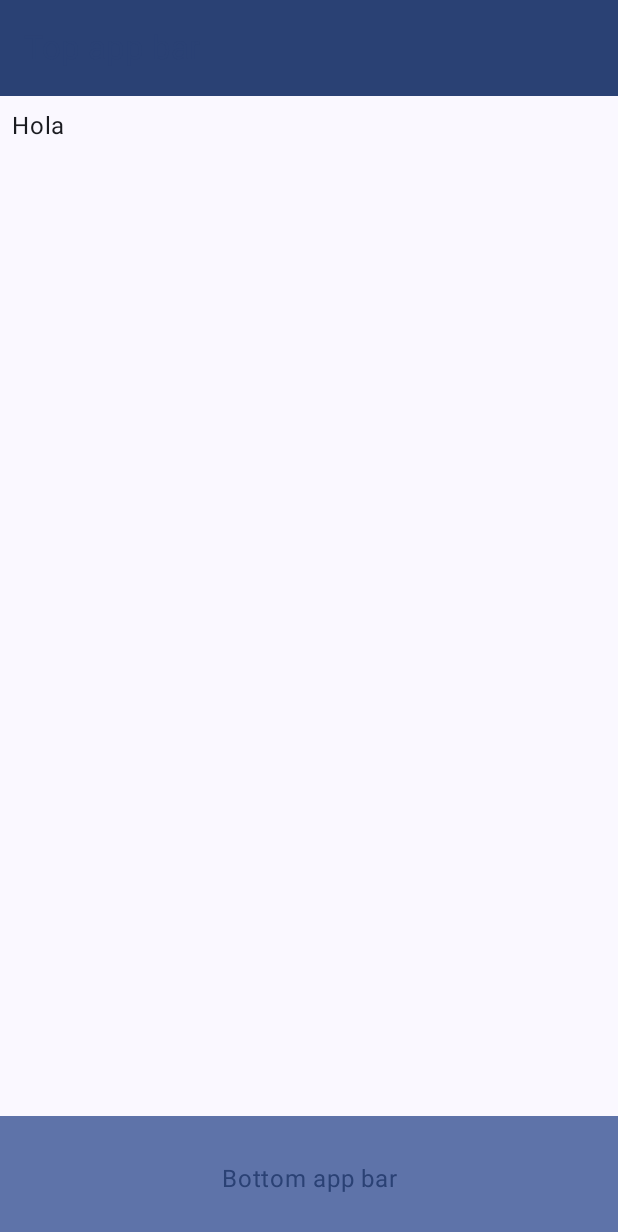
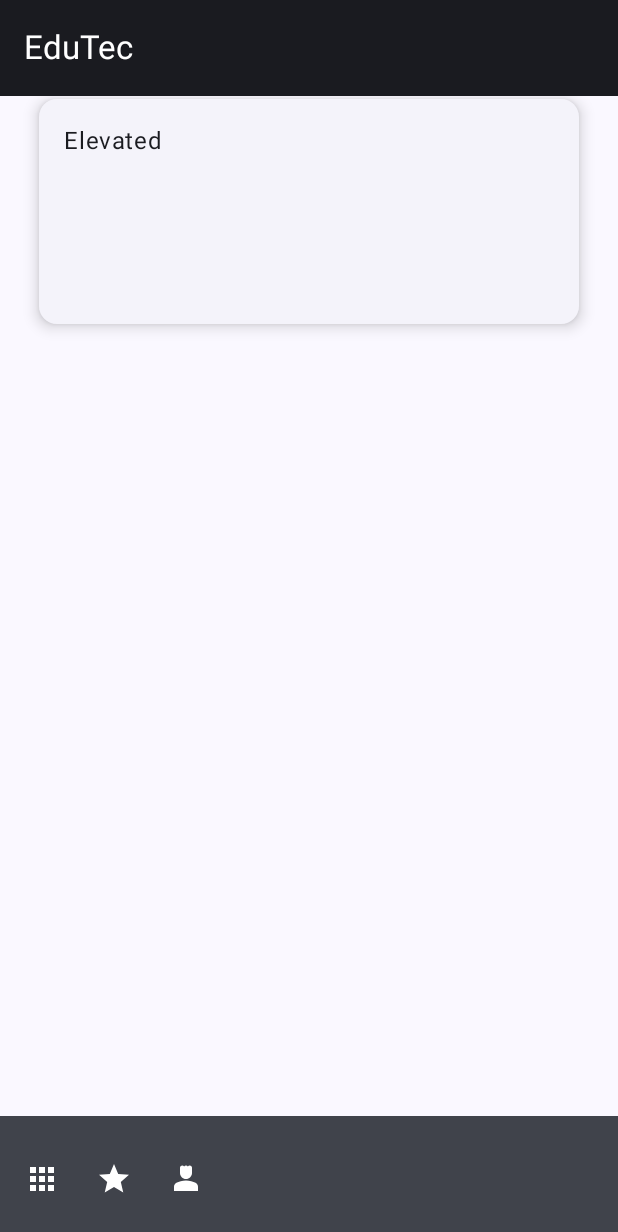
Before and after one commit to AlancitoPaladin/EduTec, an Android app built with Jetpack Compose: the StudentScreen screen opened through its navigation route, on a phone screen of 412 x 824 dp. Shown: the top 1232 px of the screen. Run offline under Robolectric (Android 15) with nearby library versions, the phone set to English and light mode, and no system bars.

Commit message:
New changes of today

```diff
--- a/app/src/main/java/com/itsm/edutec/ui/theme/Theme.kt
+++ b/app/src/main/java/com/itsm/edutec/ui/theme/Theme.kt
@@ -29,7 +29,7 @@ private val LightColorScheme = lightColorScheme(
     onSecondary = Color.White,
     onTertiary = Color.White,
     onBackground = Color(0xFF1C1B1F),
-    onSurface = Color(0xFF1C1B1F),
+    onSurface = Color(0xFFz1C1B1F),
     */
 )
 
--- a/app/src/main/java/com/itsm/edutec/ui/theme/screens/profiles/student/StudentScreen.kt
+++ b/app/src/main/java/com/itsm/edutec/ui/theme/screens/profiles/student/StudentScreen.kt
@@ -1,21 +1,28 @@
 package com.itsm.edutec.ui.theme.screens.profiles.student
 
 import androidx.compose.foundation.layout.Arrangement
+import androidx.compose.foundation.layout.Box
 import androidx.compose.foundation.layout.Column
 import androidx.compose.foundation.layout.fillMaxWidth
 import androidx.compose.foundation.layout.padding
+import androidx.compose.foundation.layout.size
+import androidx.compose.material.icons.Icons
+import androidx.compose.material.icons.filled.Apps
+import androidx.compose.material.icons.filled.Person4
+import androidx.compose.material.icons.filled.Star
 import androidx.compose.material3.BottomAppBar
+import androidx.compose.material3.CardDefaults
+import androidx.compose.material3.ElevatedCard
 import androidx.compose.material3.ExperimentalMaterial3Api
+import androidx.compose.material3.Icon
+import androidx.compose.material3.IconButton
 import androidx.compose.material3.MaterialTheme
 import androidx.compose.material3.Scaffold
 import androidx.compose.material3.Text
 import androidx.compose.material3.TopAppBar
 import androidx.compose.material3.TopAppBarDefaults.topAppBarColors
 import androidx.compose.runtime.Composable
-import androidx.compose.runtime.getValue
-import androidx.compose.runtime.mutableIntStateOf
-import androidx.compose.runtime.remember
-import androidx.compose.runtime.setValue
+import androidx.compose.ui.Alignment
 import androidx.compose.ui.Modifier
 import androidx.compose.ui.text.style.TextAlign
 import androidx.compose.ui.tooling.preview.Preview
@@ -34,25 +41,30 @@ fun StudentScreen() {
         topBar = {
             TopAppBar(
                 colors = topAppBarColors(
-                    containerColor = MaterialTheme.colorScheme.primary,
-                    titleContentColor = MaterialTheme.colorScheme.primary,
+                    containerColor = MaterialTheme.colorScheme.onBackground,
+                    titleContentColor = MaterialTheme.colorScheme.onPrimary,
                 ),
                 title = {
-                    Text("Top app bar")
+                    Text("EduTec")
                 }
             )
         },
         bottomBar = {
             BottomAppBar(
-                containerColor = MaterialTheme.colorScheme.primaryContainer,
-                contentColor = MaterialTheme.colorScheme.primary,
+                containerColor = MaterialTheme.colorScheme.onSurfaceVariant,
+                contentColor = MaterialTheme.colorScheme.onPrimary,
             ) {
-                Text(
-                    modifier = Modifier
-                        .fillMaxWidth(),
-                    textAlign = TextAlign.Center,
-                    text = "Bottom app bar",
-                )
+                IconButton(onClick = {}) {
+                    Icon(Icons.Filled.Apps, contentDescription = "Localized description")
+                }
+
+                IconButton(onClick = {}) {
+                    Icon(Icons.Filled.Star, contentDescription = "Localized description")
+                }
+
+                IconButton(onClick = {}) {
+                    Icon(Icons.Filled.Person4, contentDescription = "Localized description")
+                }
             }
         }
     ) { innerPadding ->
@@ -61,10 +73,32 @@ fun StudentScreen() {
                 .padding(innerPadding),
             verticalArrangement = Arrangement.spacedBy(16.dp),
         ) {
-            Text(
-                modifier = Modifier.padding(8.dp),
-                text = "Hola"
-            )
+            Box(
+                modifier = Modifier
+                    .padding(2.dp)
+                    .fillMaxWidth(),
+                contentAlignment = Alignment.Center
+            ) {
+                CoursesCard()
+            }
         }
     }
 }
+
+@Composable
+fun CoursesCard() {
+    ElevatedCard(
+        elevation = CardDefaults.cardElevation(
+            defaultElevation = 6.dp
+        ),
+        modifier = Modifier
+            .size(width = 360.dp, height = 150.dp)
+    ) {
+        Text(
+            text = "Elevated",
+            modifier = Modifier
+                .padding(16.dp),
+            textAlign = TextAlign.Center,
+        )
+    }
+}
--- a/gradle/libs.versions.toml
+++ b/gradle/libs.versions.toml
@@ -1,5 +1,5 @@
 [versions]
-agp = "8.8.2"
+agp = "8.9.0"
 kotlin = "2.0.0"
 coreKtx = "1.15.0"
 junit = "4.13.2"
```
Also changed, not shown: gradle/wrapper/gradle-wrapper.properties.
